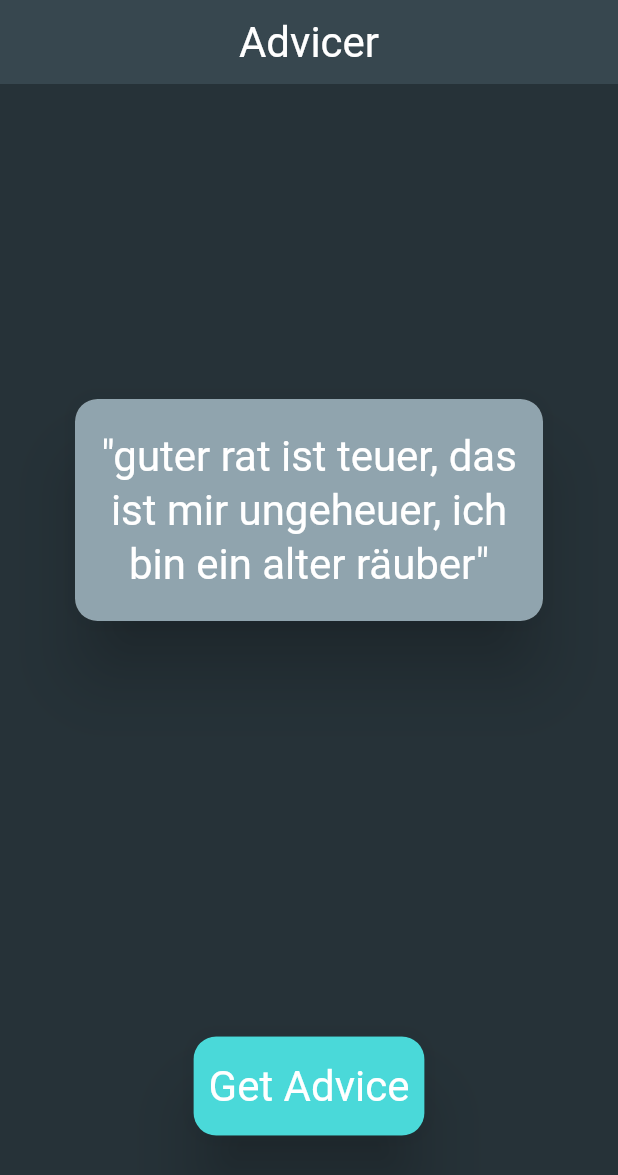
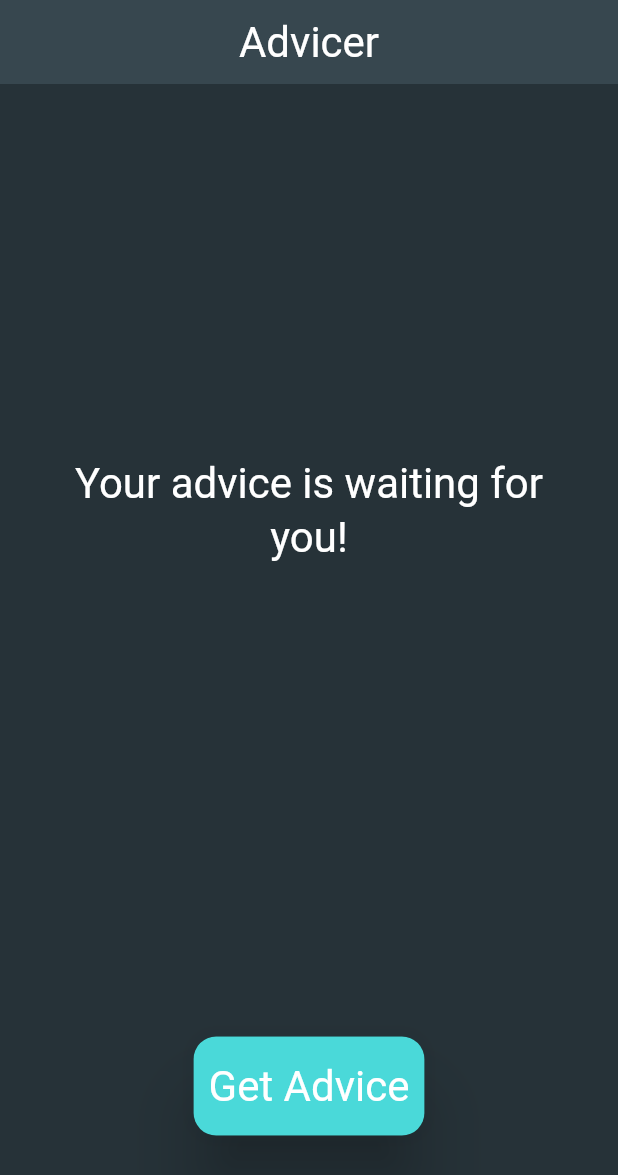
Before and after one commit to Joelbarfoo/flutter-portfolio, a Flutter app: the screen it shows after launch, on a phone screen of 412 x 824 dp. Shown: the top 1175 px of the screen. Run offline on Flutter 3.47's test engine with Material 3 defaults, Android fonts, the phone set to English and light mode, and no system bars; our stand-ins replace bloc, flutter_bloc.

Commit message:
video number 58 from tutorial

```diff
--- /dev/null
+++ b/apps/project_01/lib/application/bloc/advicer_event.dart
@@ -0,0 +1,8 @@
+part of 'advicer_bloc.dart';
+
+@immutable
+sealed class AdvicerEvent {}
+
+class AdviceRequestedEvent extends AdvicerEvent {
+
+}
--- /dev/null
+++ b/apps/project_01/lib/application/bloc/advicer_state.dart
@@ -0,0 +1,17 @@
+part of 'advicer_bloc.dart';
+
+@immutable
+sealed class AdvicerState {}
+
+final class AdvicerInitial extends AdvicerState {}
+
+final class AdvicerStateLoading extends AdvicerState {}
+
+final class AdvicerStateLoaded extends AdvicerState {
+  final String advice;
+
+  AdvicerStateLoaded({required this.advice});
+
+}
+
+final class AdvicerStateError extends AdvicerState {}
--- a/apps/project_01/lib/presentation/advicer/advicer_page.dart
+++ b/apps/project_01/lib/presentation/advicer/advicer_page.dart
@@ -1,12 +1,16 @@
 import 'package:flutter/material.dart';
+import 'package:flutter_bloc/flutter_bloc.dart';
+import 'package:project_01/application/bloc/advicer_bloc.dart';
 import 'package:project_01/presentation/advicer/widgets/advice_field.dart';
 import 'package:project_01/presentation/advicer/widgets/custom_button.dart';
+import 'package:project_01/presentation/advicer/widgets/error_message.dart';
 
 class AdvicerPage extends StatelessWidget {
   const AdvicerPage({super.key});
 
   @override
   Widget build(BuildContext context) {
+    final adivicerBloc = AdvicerBloc();
     final themeData = Theme.of(context);
     return Scaffold(
       appBar: AppBar(
@@ -19,22 +23,40 @@ class AdvicerPage extends StatelessWidget {
           children: [
             Expanded(
               child: Center(
-                child:
-
-                  AdviceField(advice: 'guter rat ist teuer, das ist mir ungeheuer, ich bin ein alter räuber',),
-
-                /*Text(
-                  "Your advice is waiting for you!",
-                  style: themeData.textTheme.headlineMedium,textAlign: TextAlign.center,
+                child: BlocBuilder<AdvicerBloc, AdvicerState>(
+                  bloc: adivicerBloc,
+                  builder: (context, adviceState) {
+                    if (adviceState is AdvicerInitial) {
+                      return Text(
+                        "Your advice is waiting for you!",
+                        style: themeData.textTheme.headlineMedium,
+                        textAlign: TextAlign.center,
+                      );
+                    } else if (adviceState is AdvicerStateLoading) {
+                      return CircularProgressIndicator(
+                        color: themeData.colorScheme.secondary,
+                      );
+                    } else if (adviceState is AdvicerStateLoaded) {
+                      return AdviceField(advice: adviceState.advice);
+                    } else if (adviceState is AdvicerStateError) {
+                      return ErrorMessage();
+                    } else {
+                      return Placeholder();
+                    }
+                  },
                 ),
-
-                 */
               ),
             ),
 
             SizedBox(
               height: 200,
-              child: Center(child: CustomButton(onPressed: () {})),
+              child: Center(
+                child: CustomButton(
+                  onPressed: () {
+                    adivicerBloc.add(AdviceRequestedEvent());
+                  },
+                ),
+              ),
             ),
           ],
         ),
--- a/apps/project_01/pubspec.yaml
+++ b/apps/project_01/pubspec.yaml
@@ -7,6 +7,8 @@ environment:
   sdk: ^3.8.1
 
 dependencies:
+  bloc: ^9.0.0
+  flutter_bloc: ^9.1.1
   flutter:
     sdk: flutter
 
--- a/pubspec.yaml
+++ b/pubspec.yaml
@@ -8,6 +8,8 @@ environment:
 dev_dependencies:
   melos: ^6.3.3
 
-dependency_overrides:
+dependencies:
+  bloc: ^9.0.0
+  flutter_bloc: ^9.1.1
   # Optional, falls du lokale Pfade erzwingen willst - meist nicht nötig bei melos bootstrap
   # Wird von Melos automatisch generiert
```
Also changed, not shown: apps/project_01/lib/application/bloc/advicer_bloc.dart (added, +27 -0 lines), apps/project_01/pubspec.lock, pubspec.lock.
